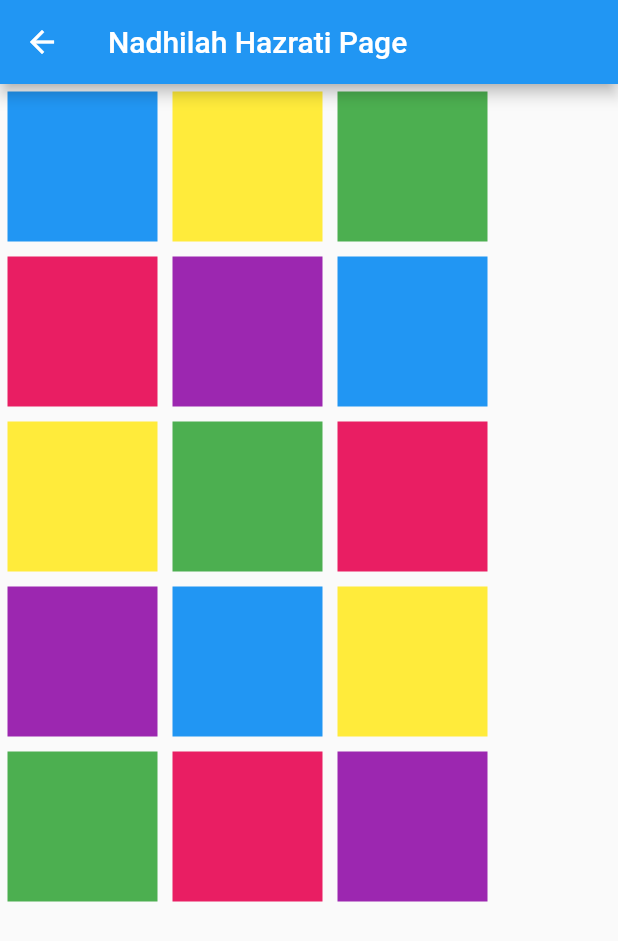
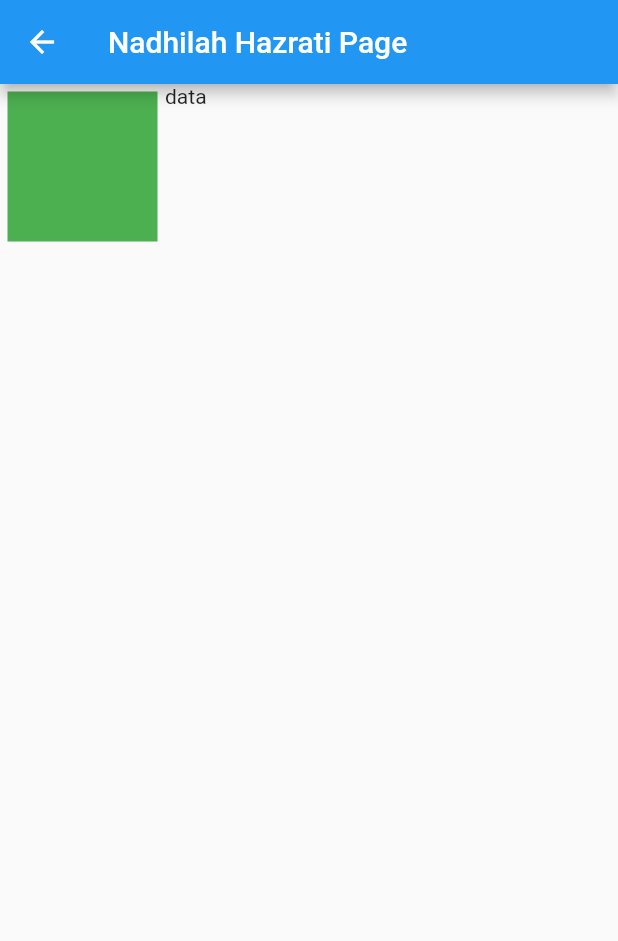
Before and after one commit to NostraCode-Training/nostra_training1, a Flutter app: the NadhilahPage screen opened directly, on a phone screen of 412 x 824 dp. Shown: the top 941 px of the screen. Run offline on Flutter 3.47's test engine with Material 2 defaults, Android fonts, the light colour scheme and no system bars.

Commit message:
refactoring warna

```diff
--- a/lib/pages/nadhilah/nadhilah_page.dart
+++ b/lib/pages/nadhilah/nadhilah_page.dart
@@ -9,101 +9,28 @@ class NadhilahPage extends StatelessWidget {
       appBar: AppBar(
         title: const Text('Nadhilah Hazrati Page'),
       ),
-      body: Wrap(
+      body: const Wrap(
         alignment: WrapAlignment.center,
         children: [
-          Container(
-            margin: const EdgeInsets.all(5),
-            height: 100,
-            width: 100,
-            color: Colors.blue,
-          ),
-          Container(
-            margin: const EdgeInsets.all(5),
-            height: 100,
-            width: 100,
-            color: Colors.yellow,
-          ),
-          Container(
-            margin: const EdgeInsets.all(5),
-            height: 100,
-            width: 100,
-            color: Colors.green,
-          ),
-          Container(
-            margin: const EdgeInsets.all(5),
-            height: 100,
-            width: 100,
-            color: Colors.pink,
-          ),
-          Container(
-            margin: const EdgeInsets.all(5),
-            height: 100,
-            width: 100,
-            color: Colors.purple,
-          ),
-          Container(
-            margin: const EdgeInsets.all(5),
-            height: 100,
-            width: 100,
-            color: Colors.blue,
-          ),
-          Container(
-            margin: const EdgeInsets.all(5),
-            height: 100,
-            width: 100,
-            color: Colors.yellow,
-          ),
-          Container(
-            margin: const EdgeInsets.all(5),
-            height: 100,
-            width: 100,
-            color: Colors.green,
-          ),
-          Container(
-            margin: const EdgeInsets.all(5),
-            height: 100,
-            width: 100,
-            color: Colors.pink,
-          ),
-          Container(
-            margin: const EdgeInsets.all(5),
-            height: 100,
-            width: 100,
-            color: Colors.purple,
-          ),
-          Container(
-            margin: const EdgeInsets.all(5),
-            height: 100,
-            width: 100,
-            color: Colors.blue,
-          ),
-          Container(
-            margin: const EdgeInsets.all(5),
-            height: 100,
-            width: 100,
-            color: Colors.yellow,
-          ),
-          Container(
-            margin: const EdgeInsets.all(5),
-            height: 100,
-            width: 100,
-            color: Colors.green,
-          ),
-          Container(
-            margin: const EdgeInsets.all(5),
-            height: 100,
-            width: 100,
-            color: Colors.pink,
-          ),
-          Container(
-            margin: const EdgeInsets.all(5),
-            height: 100,
-            width: 100,
-            color: Colors.purple,
-          ),
+          Mycontainer(Colors.green),
+          Text('data'),
         ],
       ),
     );
   }
 }
+
+class Mycontainer extends StatelessWidget {
+  const Mycontainer(this.warna, {super.key, color});
+  final Color warna;
+
+  @override
+  Widget build(BuildContext context) {
+    return Container(
+      margin: const EdgeInsets.all(5),
+      height: 100,
+      width: 100,
+      color: warna,
+    );
+  }
+}
```
